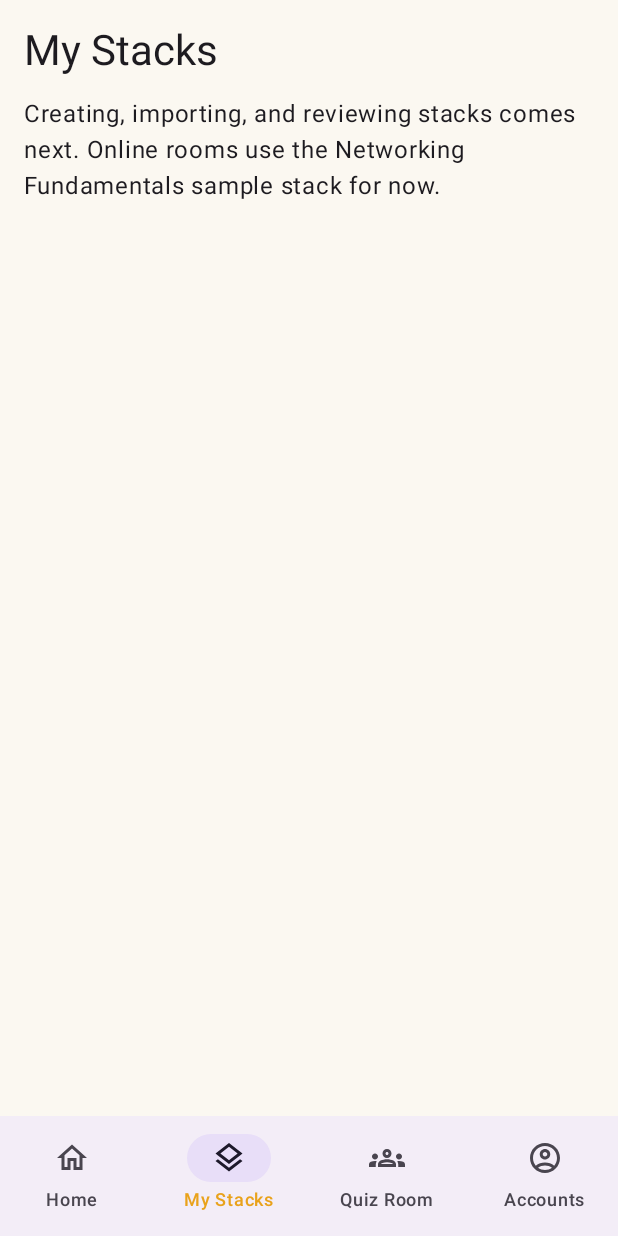
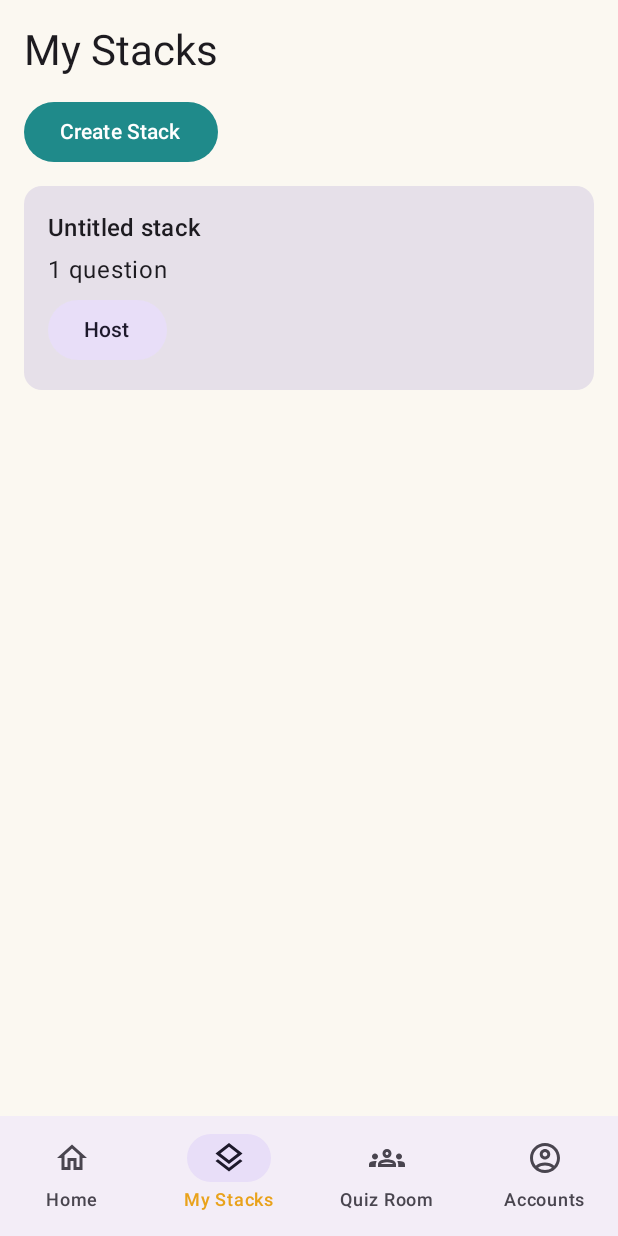
Before and after one commit to serogee/Hive, an Android app built with Jetpack Compose: the QuizRoomScreen screen opened through its navigation route, item 2 of the bottom bar chosen, on a phone screen of 412 x 824 dp. Run offline under Robolectric (Android 15) with nearby library versions, the phone set to English and light mode, and no system bars; our stand-ins replace Room's generated code.

Commit message:
feat(stacks): list stacks, show stack details, and host a chosen stack
- List saved stacks in My Stacks with their question counts and a Host action on each.
- Offer the Networking Fundamentals sample when no stacks exist.
- Show the title, description, question count, and ordered questions in Stack Details, with Host Quiz, Edit, and Delete.
- Confirm before deleting a stack.
- Pick a stack before hosting from Quiz Room, and continue to Host Setup after creating one from the empty picker.
- Block hosting and list the problems when a stack is not valid.
- Create online rooms from a snapshot of the chosen stack.
- Show recent stacks on Home.

```diff
--- a/client/src/main/kotlin/io/github/serogee/hive/ui/HiveApp.kt
+++ b/client/src/main/kotlin/io/github/serogee/hive/ui/HiveApp.kt
@@ -24,12 +24,16 @@ import androidx.navigation.compose.currentBackStackEntryAsState
 import androidx.navigation.compose.rememberNavController
 import androidx.navigation.toRoute
 import io.github.serogee.hive.ui.accounts.AccountsScreen
-import io.github.serogee.hive.ui.common.Page
+import io.github.serogee.hive.core.model.StackId
 import io.github.serogee.hive.ui.home.HomeScreen
 import io.github.serogee.hive.ui.rooms.HostSetupScreen
 import io.github.serogee.hive.ui.rooms.LobbyScreen
 import io.github.serogee.hive.ui.rooms.QuizRoomScreen
 import io.github.serogee.hive.ui.rooms.SessionEntryScreen
+import io.github.serogee.hive.ui.stacks.MyStacksScreen
+import io.github.serogee.hive.ui.stacks.StackDetailsScreen
+import io.github.serogee.hive.ui.stacks.StackEditorScreen
+import io.github.serogee.hive.ui.stacks.StackListPurpose
 import kotlinx.serialization.Serializable
 
 @Serializable
@@ -52,7 +56,18 @@ object SignInRoute
 data class SessionEntryRoute(val code: String)
 
 @Serializable
-object HostSetupRoute
+data class HostSetupRoute(val stackId: String)
+
+/** Lists stacks so the user can pick one to host. */
+@Serializable
+object HostPickerRoute
+
+@Serializable
+data class StackDetailsRoute(val stackId: String)
+
+/** [hostAfter] continues to Host Setup when the stack was created from the host picker. */
+@Serializable
+data class StackEditorRoute(val stackId: String, val hostAfter: Boolean = false)
 
 @Serializable
 data class LobbyRoute(val roomId: String)
@@ -98,19 +113,53 @@ fun HiveApp() {
                 HomeScreen(
                     onJoinCode = { navController.navigate(SessionEntryRoute(it)) },
                     onOpenStacks = { navController.openTab(MyStacksRoute) },
+                    onOpenStack = { navController.navigate(StackDetailsRoute(it.value)) },
                     onReturnToRoom = { navController.navigate(LobbyRoute(it.roomId.value)) },
                 )
             }
             composable<MyStacksRoute> {
-                Page("My Stacks") {
-                    Text("Creating, importing, and reviewing stacks comes next. Online rooms use the Networking Fundamentals sample stack for now.")
-                }
+                MyStacksScreen(
+                    purpose = StackListPurpose.BROWSE,
+                    onOpen = { navController.navigate(StackDetailsRoute(it.value)) },
+                    onCreated = { navController.navigate(StackEditorRoute(it.value)) },
+                    onHost = { navController.navigate(HostSetupRoute(it.value)) },
+                )
+            }
+            composable<HostPickerRoute> {
+                MyStacksScreen(
+                    purpose = StackListPurpose.HOST,
+                    onOpen = { navController.navigate(HostSetupRoute(it.value)) { popUpTo<HostPickerRoute> { inclusive = true } } },
+                    onCreated = {
+                        navController.navigate(StackEditorRoute(it.value, hostAfter = true)) {
+                            popUpTo<HostPickerRoute> { inclusive = true }
+                        }
+                    },
+                )
+            }
+            composable<StackDetailsRoute> { entry ->
+                val stackId = StackId(entry.toRoute<StackDetailsRoute>().stackId)
+                StackDetailsScreen(
+                    stackId = stackId,
+                    onHost = { navController.navigate(HostSetupRoute(stackId.value)) },
+                    onEdit = { navController.navigate(StackEditorRoute(stackId.value)) },
+                    onDeleted = { navController.popBackStack() },
+                )
+            }
+            composable<StackEditorRoute> { entry ->
+                val route = entry.toRoute<StackEditorRoute>()
+                StackEditorScreen(StackId(route.stackId), onDone = {
+                    if (route.hostAfter) {
+                        navController.navigate(HostSetupRoute(route.stackId)) { popUpTo<StackEditorRoute> { inclusive = true } }
+                    } else {
+                        navController.navigate(StackDetailsRoute(route.stackId)) { popUpTo<StackEditorRoute> { inclusive = true } }
+                    }
+                })
             }
             composable<QuizRoomRoute> {
                 QuizRoomScreen(
                     onJoinCode = { navController.navigate(SessionEntryRoute(it)) },
                     onOpenRoom = { navController.navigate(LobbyRoute(it)) },
-                    onCreateRoom = { navController.navigate(HostSetupRoute) },
+                    onCreateRoom = { navController.navigate(HostPickerRoute) },
                     onSignIn = { navController.navigate(SignInRoute) },
                 )
             }
@@ -127,12 +176,17 @@ fun HiveApp() {
                     onSignIn = { navController.navigate(SignInRoute) },
                 )
             }
-            composable<HostSetupRoute> {
-                HostSetupScreen(onCreated = { membership ->
-                    navController.navigate(LobbyRoute(membership.room.id.value)) {
-                        popUpTo<HostSetupRoute> { inclusive = true }
-                    }
-                })
+            composable<HostSetupRoute> { entry ->
+                val stackId = entry.toRoute<HostSetupRoute>().stackId
+                HostSetupScreen(
+                    stackId = StackId(stackId),
+                    onEdit = { navController.navigate(StackEditorRoute(stackId, hostAfter = true)) },
+                    onCreated = { membership ->
+                        navController.navigate(LobbyRoute(membership.room.id.value)) {
+                            popUpTo<HostSetupRoute> { inclusive = true }
+                        }
+                    },
+                )
             }
             composable<LobbyRoute> { entry ->
                 LobbyScreen(
--- a/client/src/main/kotlin/io/github/serogee/hive/ui/home/HomeScreen.kt
+++ b/client/src/main/kotlin/io/github/serogee/hive/ui/home/HomeScreen.kt
@@ -25,17 +25,22 @@ import androidx.compose.ui.text.input.KeyboardCapitalization
 import androidx.compose.ui.unit.dp
 import androidx.lifecycle.compose.collectAsStateWithLifecycle
 import io.github.serogee.hive.core.engine.RoomCodes
+import io.github.serogee.hive.core.model.StackId
 import io.github.serogee.hive.data.SavedMembership
 import io.github.serogee.hive.ui.common.LocalAppContainer
 import io.github.serogee.hive.ui.common.Page
+import io.github.serogee.hive.ui.stacks.StackCard
 
 @Composable
 fun HomeScreen(
     onJoinCode: (String) -> Unit,
     onOpenStacks: () -> Unit,
+    onOpenStack: (StackId) -> Unit,
     onReturnToRoom: (SavedMembership) -> Unit,
 ) {
-    val joined by LocalAppContainer.current.rooms.joinedRoom.collectAsStateWithLifecycle(null)
+    val container = LocalAppContainer.current
+    val joined by container.rooms.joinedRoom.collectAsStateWithLifecycle(null)
+    val stacks by container.stacks.stacks.collectAsStateWithLifecycle(emptyList())
 
     Page("Hive") {
         joined?.let { membership ->
@@ -56,6 +61,11 @@ fun HomeScreen(
                 Text("Build questions once, then host them or review them.")
                 OutlinedButton(onClick = onOpenStacks) { Text("Go to My Stacks") }
             }
+        }
+
+        if (stacks.isNotEmpty()) {
+            Text("Recent stacks", style = MaterialTheme.typography.titleMedium)
+            stacks.take(3).forEach { stack -> StackCard(stack, onClick = { onOpenStack(stack.id) }) }
         }
     }
 }
--- /dev/null
+++ b/client/src/main/kotlin/io/github/serogee/hive/ui/stacks/MyStacksScreen.kt
@@ -0,0 +1,80 @@
+package io.github.serogee.hive.ui.stacks
+
+import androidx.compose.foundation.clickable
+import androidx.compose.foundation.layout.Arrangement
+import androidx.compose.foundation.layout.Column
+import androidx.compose.foundation.layout.Row
+import androidx.compose.foundation.layout.fillMaxWidth
+import androidx.compose.foundation.layout.padding
+import androidx.compose.material3.Button
+import androidx.compose.material3.Card
+import androidx.compose.material3.FilledTonalButton
+import androidx.compose.material3.MaterialTheme
+import androidx.compose.material3.OutlinedButton
+import androidx.compose.material3.Text
+import androidx.compose.runtime.Composable
+import androidx.compose.runtime.getValue
+import androidx.compose.runtime.rememberCoroutineScope
+import androidx.compose.ui.Modifier
+import androidx.compose.ui.unit.dp
+import androidx.lifecycle.compose.collectAsStateWithLifecycle
+import io.github.serogee.hive.core.model.StackId
+import io.github.serogee.hive.data.stacks.StackSummary
+import io.github.serogee.hive.ui.common.LocalAppContainer
+import io.github.serogee.hive.ui.common.Page
+import kotlinx.coroutines.launch
+
+/** Why the stack list is open. A picker returns the chosen stack to the action that opened it. */
+enum class StackListPurpose(val title: String) {
+    BROWSE("My Stacks"),
+    HOST("Choose a stack to host"),
+}
+
+@Composable
+fun MyStacksScreen(
+    purpose: StackListPurpose,
+    onOpen: (StackId) -> Unit,
+    onCreated: (StackId) -> Unit,
+    onHost: (StackId) -> Unit = onOpen,
+) {
+    val container = LocalAppContainer.current
+    val stacks by container.stacks.stacks.collectAsStateWithLifecycle(null)
+    val scope = rememberCoroutineScope()
+
+    Page(purpose.title) {
+        Row(horizontalArrangement = Arrangement.spacedBy(8.dp)) {
+            Button(onClick = { scope.launch { onCreated(container.stacks.create()) } }) { Text("Create Stack") }
+        }
+
+        val list = stacks ?: return@Page
+        if (list.isEmpty()) {
+            Text("No stacks yet. Create one, or add the sample stack to try Hive.")
+            OutlinedButton(onClick = { scope.launch { onOpen(container.stacks.addSample()) } }) {
+                Text("Add Networking Fundamentals sample")
+            }
+        }
+        list.forEach { stack ->
+            StackCard(
+                stack = stack,
+                onClick = { onOpen(stack.id) },
+                onHost = if (purpose == StackListPurpose.BROWSE) ({ onHost(stack.id) }) else null,
+            )
+        }
+    }
+}
+
+/** A saved stack. Quick actions appear when their callbacks are given. */
+@Composable
+fun StackCard(stack: StackSummary, onClick: () -> Unit, onHost: (() -> Unit)? = null) {
+    Card(modifier = Modifier.fillMaxWidth().clickable(onClick = onClick)) {
+        Column(Modifier.padding(16.dp), verticalArrangement = Arrangement.spacedBy(4.dp)) {
+            Text(stack.title.ifBlank { "Untitled stack" }, style = MaterialTheme.typography.titleMedium)
+            Text(if (stack.questionCount == 1) "1 question" else "${stack.questionCount} questions")
+            if (onHost != null) {
+                Row(horizontalArrangement = Arrangement.spacedBy(8.dp)) {
+                    FilledTonalButton(onClick = onHost) { Text("Host") }
+                }
+            }
+        }
+    }
+}
```
Also changed, not shown: client/src/main/kotlin/io/github/serogee/hive/data/rooms/RoomRepository.kt (+4 -4 lines), client/src/main/kotlin/io/github/serogee/hive/ui/rooms/HostSetupScreen.kt (+20 -7 lines), client/src/main/kotlin/io/github/serogee/hive/ui/stacks/StackDetailsScreen.kt (added, +85 -0 lines).
